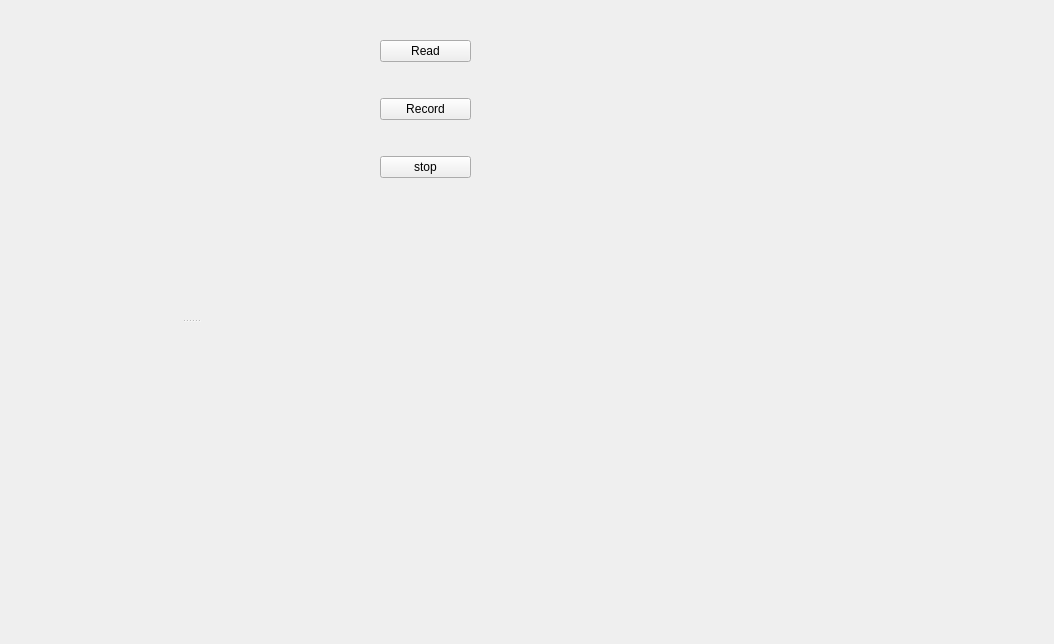
First picture: the form in ui/mainwindow.ui, repository Qingchu1995/MySmartHome, before the edit.
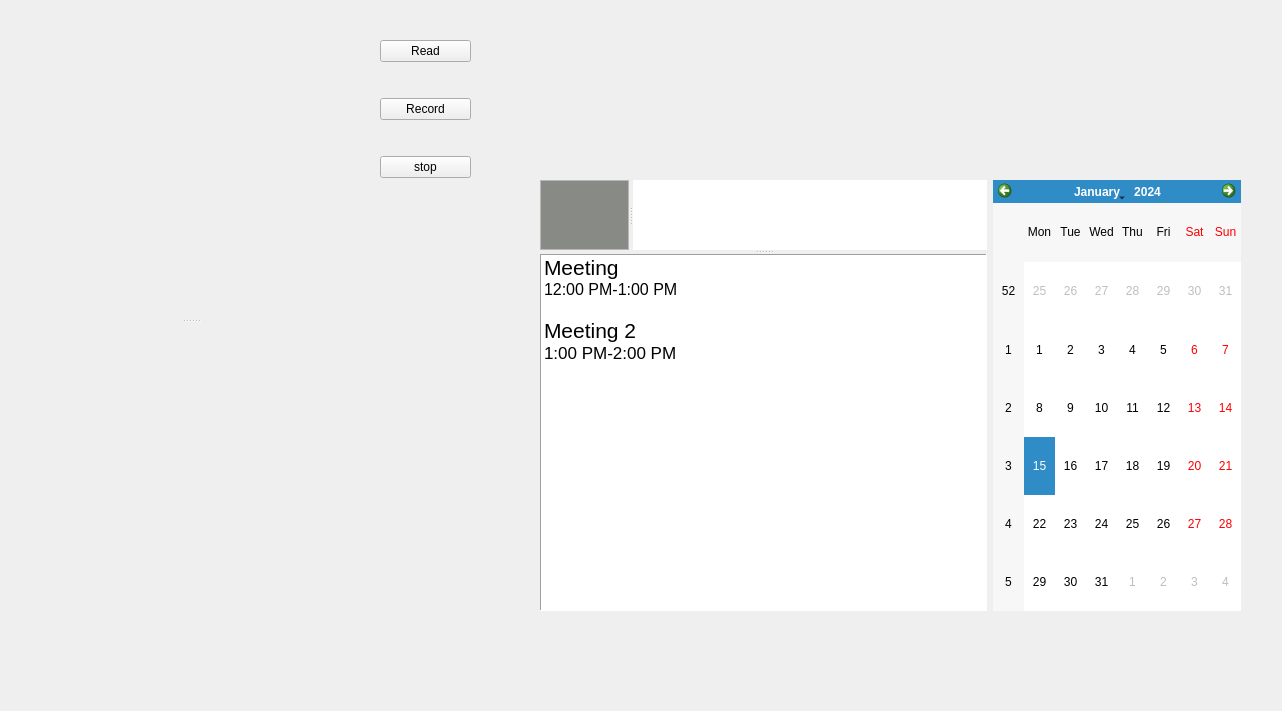
Second picture: the form after the edit. Custom widgets are drawn as their Qt base class.

Commit message: adding google calendar component

Patch:
```diff
--- a/ui/mainwindow.ui
+++ b/ui/mainwindow.ui
@@ -2,12 +2,15 @@
 <ui version="4.0">
  <class>MainWindow</class>
  <widget class="QMainWindow" name="MainWindow">
+  <property name="enabled">
+   <bool>true</bool>
+  </property>
   <property name="geometry">
    <rect>
     <x>0</x>
     <y>0</y>
-    <width>1054</width>
-    <height>644</height>
+    <width>1282</width>
+    <height>711</height>
    </rect>
   </property>
   <property name="windowTitle">
@@ -70,6 +73,191 @@
      </item>
     </layout>
    </widget>
+   <widget class="QWidget" name="layoutWidget">
+    <property name="geometry">
+     <rect>
+      <x>540</x>
+      <y>180</y>
+      <width>701</width>
+      <height>431</height>
+     </rect>
+    </property>
+    <layout class="QHBoxLayout" name="horizontalLayout">
+     <item>
+      <widget class="QSplitter" name="splitter_3">
+       <property name="orientation">
+        <enum>Qt::Vertical</enum>
+       </property>
+       <widget class="QSplitter" name="splitter_2">
+        <property name="sizePolicy">
+         <sizepolicy hsizetype="Expanding" vsizetype="Preferred">
+          <horstretch>0</horstretch>
+          <verstretch>1</verstretch>
+         </sizepolicy>
+        </property>
+        <property name="orientation">
+         <enum>Qt::Horizontal</enum>
+        </property>
+        <widget class="QTextBrowser" name="CalendarText_d">
+         <property name="sizePolicy">
+          <sizepolicy hsizetype="Expanding" vsizetype="Expanding">
+           <horstretch>1</horstretch>
+           <verstretch>1</verstretch>
+          </sizepolicy>
+         </property>
+         <property name="palette">
+          <palette>
+           <active>
+            <colorrole role="Base">
+             <brush brushstyle="SolidPattern">
+              <color alpha="255">
+               <red>136</red>
+               <green>138</green>
+               <blue>133</blue>
+              </color>
+             </brush>
+            </colorrole>
+           </active>
+           <inactive>
+            <colorrole role="Base">
+             <brush brushstyle="SolidPattern">
+              <color alpha="255">
+               <red>136</red>
+               <green>138</green>
+               <blue>133</blue>
+              </color>
+             </brush>
+            </colorrole>
+           </inactive>
+           <disabled>
+            <colorrole role="Base">
+             <brush brushstyle="SolidPattern">
+              <color alpha="255">
+               <red>239</red>
+               <green>235</green>
+               <blue>231</blue>
+              </color>
+             </brush>
+            </colorrole>
+           </disabled>
+          </palette>
+         </property>
+         <property name="font">
+          <font>
+           <pointsize>35</pointsize>
+          </font>
+         </property>
+        </widget>
+        <widget class="QTextBrowser" name="CalendarText_dmy">
+         <property name="sizePolicy">
+          <sizepolicy hsizetype="Expanding" vsizetype="Expanding">
+           <horstretch>4</horstretch>
+           <verstretch>1</verstretch>
+          </sizepolicy>
+         </property>
+         <property name="font">
+          <font>
+           <pointsize>20</pointsize>
+          </font>
+         </property>
+         <property name="frameShape">
+          <enum>QFrame::NoFrame</enum>
+         </property>
+        </widget>
+       </widget>
+       <widget class="QListWidget" name="listWidget">
+        <property name="sizePolicy">
+         <sizepolicy hsizetype="Expanding" vsizetype="Expanding">
+          <horstretch>0</horstretch>
+          <verstretch>16</verstretch>
+         </sizepolicy>
+        </property>
+        <property name="frameShape">
+         <enum>QFrame::Panel</enum>
+        </property>
+        <property name="frameShadow">
+         <enum>QFrame::Sunken</enum>
+        </property>
+        <property name="isWrapping" stdset="0">
+         <bool>false</bool>
+        </property>
+        <item>
+         <property name="text">
+          <string>Meeting</string>
+         </property>
+         <property name="font">
+          <font>
+           <pointsize>16</pointsize>
+          </font>
+         </property>
+         <property name="background">
+          <brush brushstyle="NoBrush">
+           <color alpha="255">
+            <red>237</red>
+            <green>212</green>
+            <blue>0</blue>
+           </color>
+          </brush>
+         </property>
+        </item>
+        <item>
+         <property name="text">
+          <string>12:00 PM-1:00 PM
+</string>
+         </property>
+         <property name="font">
+          <font>
+           <pointsize>12</pointsize>
+          </font>
+         </property>
+         <property name="foreground">
+          <brush brushstyle="NoBrush">
+           <color alpha="255">
+            <red>136</red>
+            <green>138</green>
+            <blue>133</blue>
+           </color>
+          </brush>
+         </property>
+        </item>
+        <item>
+         <property name="text">
+          <string>Meeting 2</string>
+         </property>
+         <property name="font">
+          <font>
+           <pointsize>16</pointsize>
+          </font>
+         </property>
+        </item>
+        <item>
+         <property name="text">
+          <string>1:00 PM-2:00 PM
+</string>
+         </property>
+         <property name="font">
+          <font>
+           <pointsize>13</pointsize>
+          </font>
+         </property>
+         <property name="foreground">
+          <brush brushstyle="NoBrush">
+           <color alpha="255">
+            <red>136</red>
+            <green>138</green>
+            <blue>133</blue>
+           </color>
+          </brush>
+         </property>
+        </item>
+       </widget>
+      </widget>
+     </item>
+     <item>
+      <widget class="QCalendarWidget" name="calendarWidget"/>
+     </item>
+    </layout>
+   </widget>
   </widget>
  </widget>
  <customwidgets>
```
The commit also changes 10 other files.
